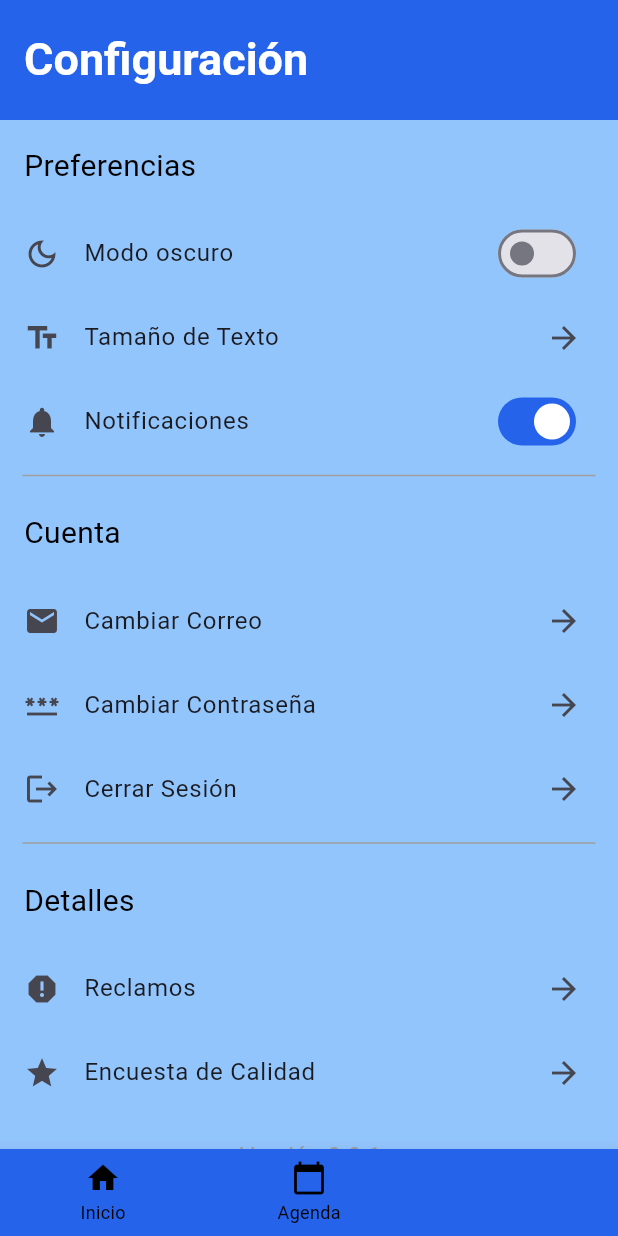
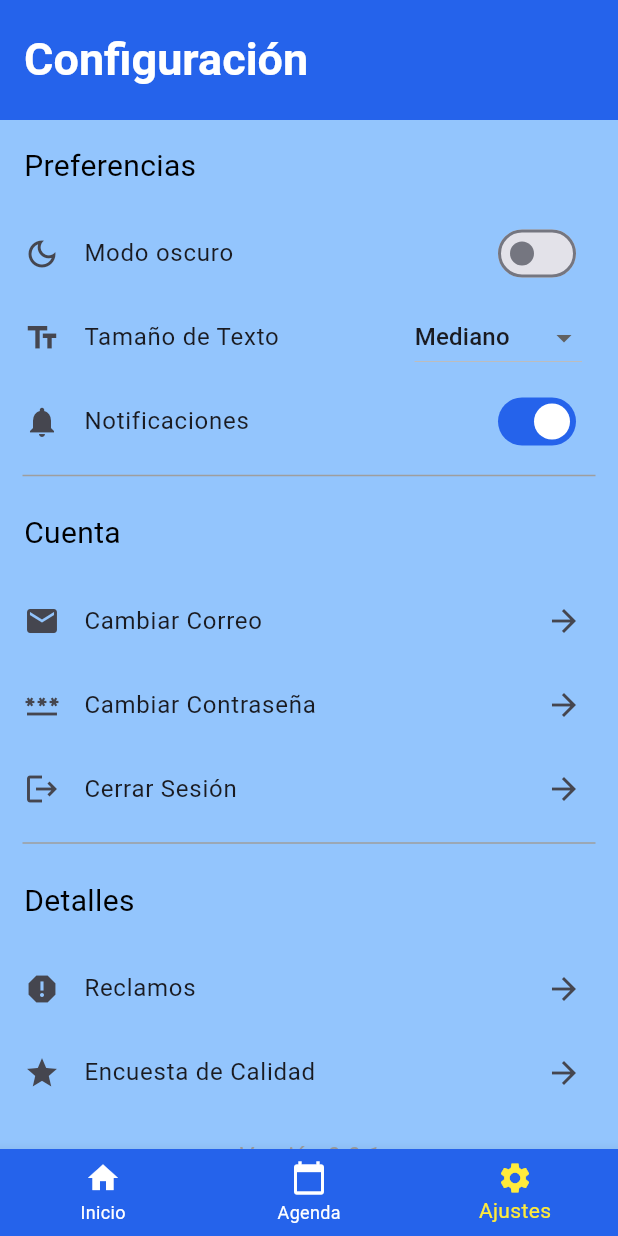
Before and after one commit to danielmnz/therafy_app, a Flutter app: the screen it shows after launch, item 3 of the bottom bar chosen, on a phone screen of 412 x 824 dp. Run offline on Flutter 3.47's test engine with Material 3 defaults, Android fonts, the phone set to English and light mode, and no system bars; our stand-ins replace share_plus, shared_preferences, table_calendar.

Commit message:
avance2.1 QA

```diff
--- a/lib/main.dart
+++ b/lib/main.dart
@@ -14,7 +14,7 @@ void main() async {
     MultiProvider(
       providers: [
         ChangeNotifierProvider(create: (_) => SettingsViewModel()),
-        ChangeNotifierProvider(create: (_)=> QaViewModel()),
+        ChangeNotifierProvider(create: (_) => QaViewModel()),
       ],
       //almacena y gestiona la config de la app
       child: const MyApp(),
@@ -31,6 +31,16 @@ class MyApp extends StatelessWidget {
 
     return MaterialApp(
       title: 'Therafy App',
+
+      builder: (context, child) {
+        return MediaQuery(
+          data: MediaQuery.of(
+            context,
+          ).copyWith(textScaler: TextScaler.linear(settings.textScale)),
+          child: child!,
+        );
+      },
+
       theme: ThemeData(
         useMaterial3: true,
         colorScheme: ColorScheme.fromSeed(
@@ -38,9 +48,7 @@ class MyApp extends StatelessWidget {
           primary: const Color.fromARGB(255, 37, 99, 235),
           secondary: const Color.fromARGB(255, 147, 197, 253),
         ),
-        cardTheme: CardThemeData(
-          color: Colors.white,
-        ),
+        cardTheme: CardThemeData(color: Colors.white),
       ),
 
       debugShowCheckedModeBanner: false,
@@ -59,7 +67,6 @@ class MyApp extends StatelessWidget {
       ),
 
       //revisar el matherial theem builder del profe y tener eso de base mejor
-
       themeMode: settings.themeMode,
 
       home: const SplashScreen(),
--- a/lib/ui/screens/settings_screen.dart
+++ b/lib/ui/screens/settings_screen.dart
@@ -51,7 +51,24 @@ class SettingsScreen extends StatelessWidget {
           ListTile(
             leading: Icon(Icons.text_fields),
             title: Text("Tamaño de Texto", style: TextStyle(fontSize: 16)),
-            trailing: Icon(Icons.arrow_forward),
+            trailing: DropdownButton(
+              value: settings.textScale,
+              //isExpanded: true,
+              items: [
+                DropdownMenuItem(value: 0.8, child: Text("Pequeño")),
+
+                DropdownMenuItem(value: 1.0, child: Text("Mediano")),
+
+                DropdownMenuItem(value: 1.5, child: Text("Grande")),
+
+                DropdownMenuItem(value: 2.0, child: Text("Muy Grande")),
+              ],
+              onChanged: (value) {
+                if (value != null) {
+                  settings.setTextScale(value);
+                }
+              },
+            ),
           ),
 
           SwitchListTile(
--- a/lib/ui/widgets/bottom_navigation.dart
+++ b/lib/ui/widgets/bottom_navigation.dart
@@ -30,8 +30,8 @@ class _NavigationScreenBottomState extends State<NavigationScreenBottom> {
       body: pantallas[selectedIndex], //cambia pantalla
       bottomNavigationBar: BottomNavigationBar(
         currentIndex: selectedIndex,
-        selectedItemColor: Theme.of(context).colorScheme.primary,
-        unselectedItemColor: Colors.black, //color cuando no se selecciona el item
+        selectedItemColor: Colors.yellow,
+        unselectedItemColor: Colors.white, //color cuando no se selecciona el item
         backgroundColor: Theme.of(context).colorScheme.primary, //uso del themedata
         onTap: onItemTapped,
         items: const [
```
Also changed, not shown: lib/models/settings_viewmodel.dart (+9 -0 lines).
